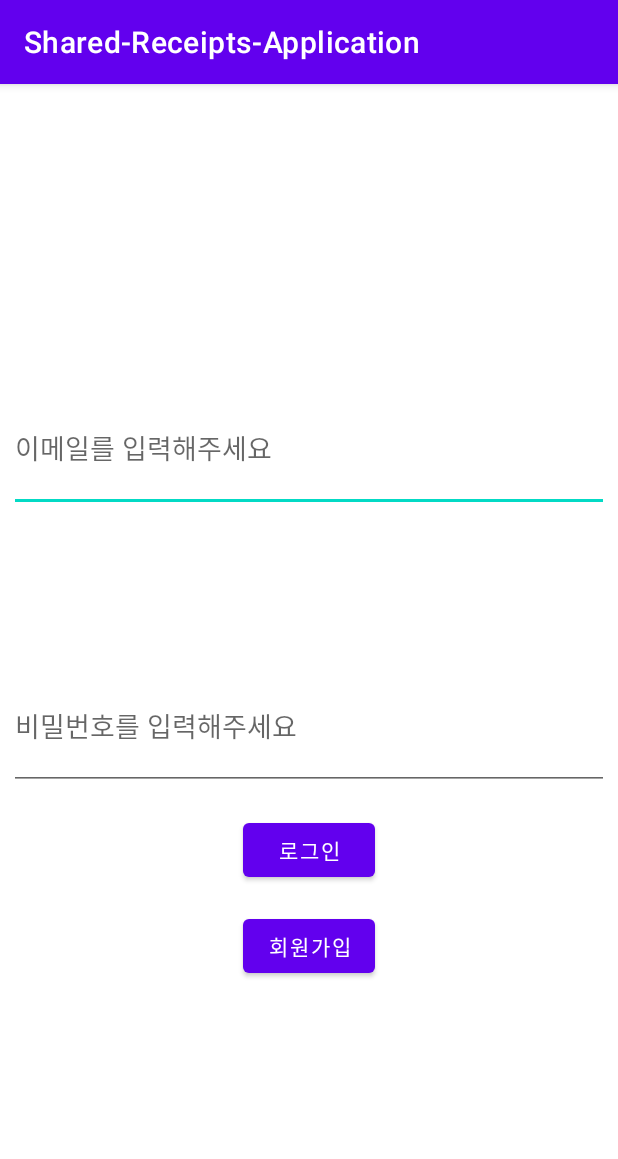
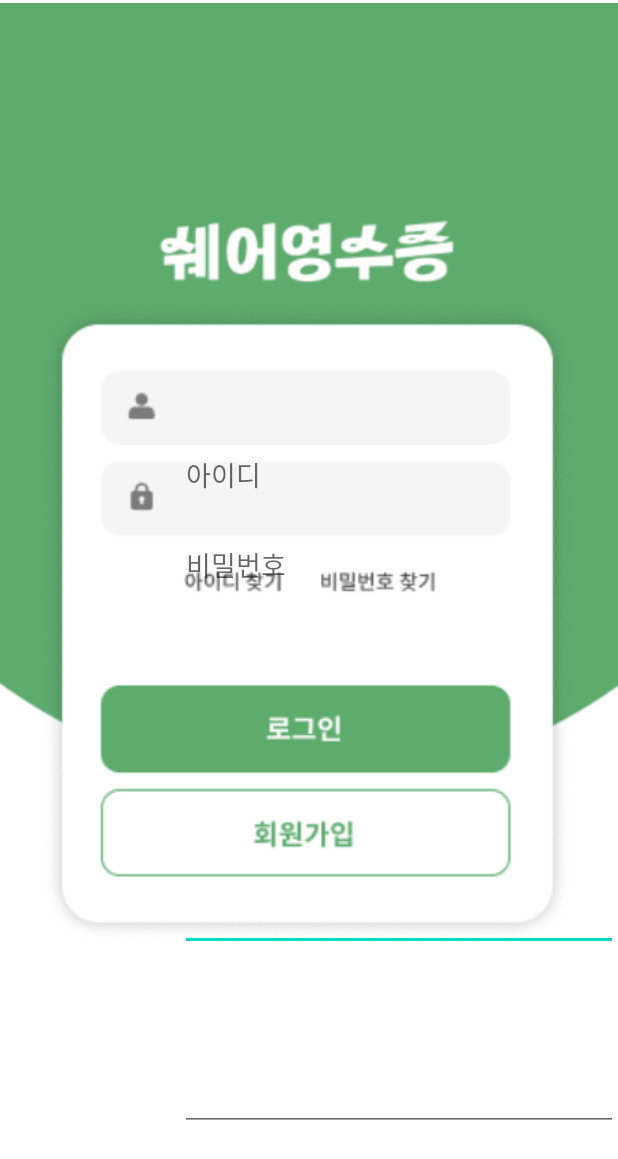
Before and after one commit to CODE-U-S/Shared_Receipts, an Android app: the screen it shows after launch (LoginActivity), on a phone screen of 412 x 824 dp. Shown: the top 1159 px of the screen. Run offline under Robolectric (Android 15) with nearby library versions, the phone set to English and light mode, and no system bars; our stand-ins replace Firebase (no records; nobody signed in at launch, a user with empty details on screens opened directly).

Commit message:
💄 login UI

```diff
--- a/app/src/main/java/com/example/shared_receipts_application/LoginActivity.kt
+++ b/app/src/main/java/com/example/shared_receipts_application/LoginActivity.kt
@@ -19,34 +19,7 @@ class LoginActivity : AppCompatActivity() {
         super.onCreate(savedInstanceState)
         setContentView(R.layout.activity_login)
 
-        mFirebaseAuth = FirebaseAuth.getInstance()
 
-        mEtEmail = findViewById(R.id.et_email)
-        mEtPwd = findViewById(R.id.et_pwd)
-        mBtnRegister = findViewById(R.id.btn_register)
-        mBtnLogin = findViewById(R.id.btn_login)
+    }
 
-        mBtnLogin.setOnClickListener {
-            // 로그인 체크
-            val strEmail = mEtEmail.text.toString().trim()
-            val strPwd = mEtPwd.text.toString().trim()
-
-            mFirebaseAuth.signInWithEmailAndPassword(strEmail, strPwd)
-                .addOnCompleteListener(this@LoginActivity) { task ->
-                    if (task.isSuccessful) {
-                        // 로그인 성공
-                        val intent = Intent(this@LoginActivity, MainActivity::class.java)
-                        startActivity(intent)
-                        finish()
-                    } else {
-                        Toast.makeText(this@LoginActivity, "로그인 실패", Toast.LENGTH_SHORT).show()
-                    }
-                }
-        }
-
-        mBtnRegister.setOnClickListener {
-            val intent = Intent(this@LoginActivity, RegisterActivity::class.java)
-            startActivity(intent)
-        }
-    }
 }
--- a/app/src/main/res/layout/activity_login.xml
+++ b/app/src/main/res/layout/activity_login.xml
@@ -7,54 +7,45 @@
     android:layout_height="match_parent"
     tools:context=".LoginActivity">
 
-    <EditText
-        android:id="@+id/et_email"
-        android:layout_width="400dp"
-        android:layout_height="85dp"
-        android:layout_marginTop="200dp"
-        android:ems="10"
-        android:hint="@string/email_hint"
-        android:inputType="textEmailAddress"
-        android:autofillHints="emailAddress"
-        app:layout_constraintEnd_toEndOf="parent"
+
+    <ImageView
+        android:layout_width="match_parent"
+        android:layout_height="match_parent"
+        android:layout_marginTop="-300dp"
+        android:src="@drawable/background_login"
+        app:layout_constraintTop_toTopOf="parent"
+        tools:layout_editor_absoluteX="0dp" />
+
+    <ImageView
+        android:layout_width="354dp"
+        android:layout_height="423dp"
+        android:layout_marginStart="28dp"
+        android:layout_marginTop="204dp"
+        android:src="@drawable/main_login"
         app:layout_constraintStart_toStartOf="parent"
         app:layout_constraintTop_toTopOf="parent" />
 
     <EditText
-        android:id="@+id/et_pwd"
-        android:layout_width="400dp"
-        android:layout_height="85dp"
-        android:layout_marginTop="100dp"
-        android:ems="10"
-        android:hint="@string/password_hint"
-        android:inputType="textPassword"
-        android:autofillHints="password"
+        android:layout_width="match_parent"
+        android:layout_height="match_parent"
+        android:layout_marginStart="120dp"
+        android:layout_marginBottom="190dp"
+        android:hint="아이디"
+        app:layout_constraintBottom_toBottomOf="parent"
         app:layout_constraintEnd_toEndOf="parent"
-        app:layout_constraintStart_toStartOf="parent"
-        app:layout_constraintTop_toBottomOf="@+id/et_email" />
+        app:layout_constraintHorizontal_bias="0.0"
+        app:layout_constraintStart_toStartOf="parent" />
 
-    <Button
-        android:id="@+id/btn_login"
-        android:layout_width="wrap_content"
-        android:layout_height="wrap_content"
-        android:text="@string/login_text"
-        app:layout_constraintTop_toBottomOf="@+id/et_pwd"
-        app:layout_constraintStart_toStartOf="parent"
+    <EditText
+        android:layout_width="match_parent"
+        android:layout_height="match_parent"
+        android:layout_marginStart="120dp"
+        android:layout_marginBottom="70dp"
+        android:hint="비밀번호"
+        app:layout_constraintBottom_toBottomOf="parent"
         app:layout_constraintEnd_toEndOf="parent"
-        android:layout_marginTop="16dp"
-        android:layout_marginStart="32dp"
-        android:layout_marginEnd="32dp" />
+        app:layout_constraintHorizontal_bias="0.0"
+        app:layout_constraintStart_toStartOf="parent" />
 
-    <Button
-        android:id="@+id/btn_register"
-        android:layout_width="wrap_content"
-        android:layout_height="wrap_content"
-        android:text="@string/register_text"
-        app:layout_constraintTop_toBottomOf="@+id/btn_login"
-        app:layout_constraintStart_toStartOf="parent"
-        app:layout_constraintEnd_toEndOf="parent"
-        android:layout_marginTop="16dp"
-        android:layout_marginStart="32dp"
-        android:layout_marginEnd="32dp" />
 
 </androidx.constraintlayout.widget.ConstraintLayout>
--- a/app/src/main/res/values/strings.xml
+++ b/app/src/main/res/values/strings.xml
@@ -1,5 +1,5 @@
 <resources>
-    <string name="app_name">Shared-Receipts-Application</string>
+    <string name="app_name">Shared Receipts</string>
     <string name="title_activity_login">LoginActivity</string>
     <string name="prompt_email">Email</string>
     <string name="prompt_password">Password</string>
--- a/app/src/main/res/values/themes.xml
+++ b/app/src/main/res/values/themes.xml
@@ -12,5 +12,7 @@
         <!-- Status bar color. -->
         <item name="android:statusBarColor">?attr/colorPrimaryVariant</item>
         <!-- Customize your theme here. -->
+        <!-- 타이틀 바 삭제-->
+        <item name="windowNoTitle">true</item>
     </style>
 </resources>
```
Also changed, not shown: app/src/main/java/com/example/shared_receipts_application/RegisterActivity.kt (+1 -34 lines), build.gradle (+2 -5 lines), app/src/main/res/drawable/background_login.png (added), app/src/main/res/drawable/main_login.png (added).
